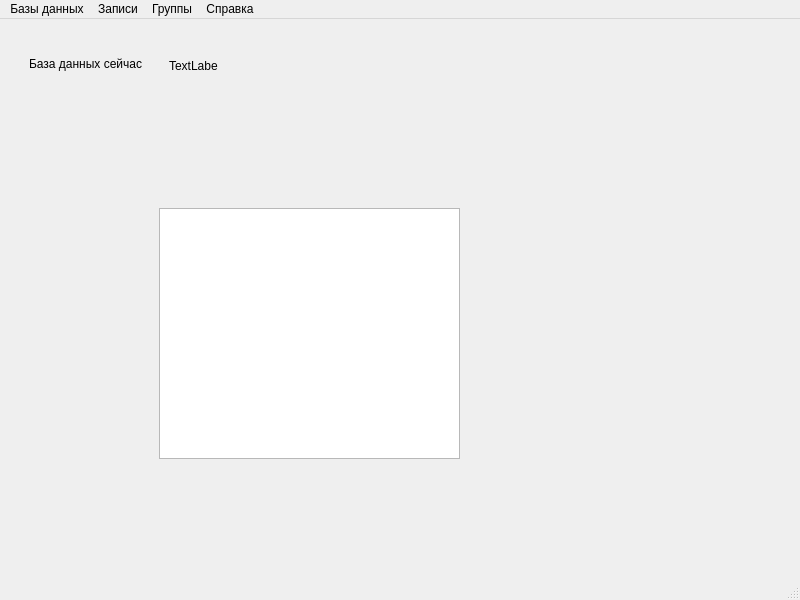
Above: mainwindow.ui from SNEGIKON13/Password-Manager before the change. Below: the same form after it.
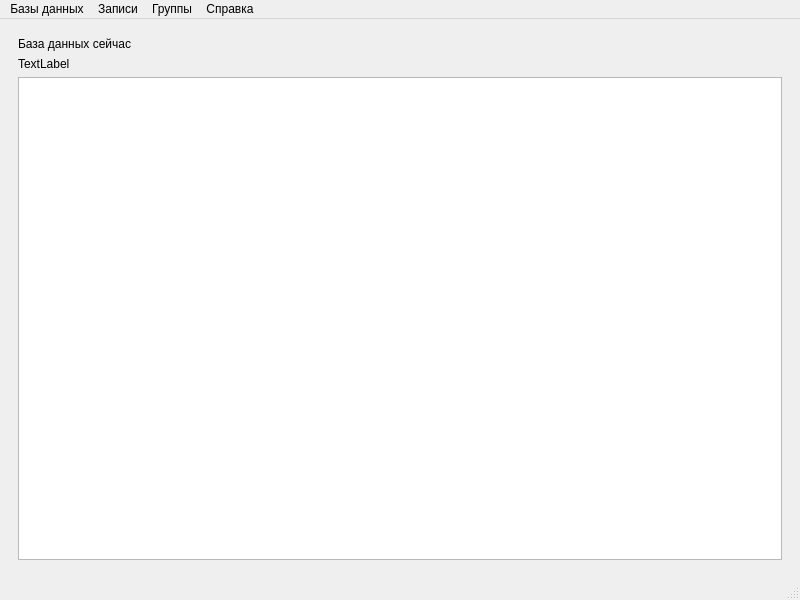
That is the form after the change.

Diff of the .ui file:
```diff
--- a/mainwindow.ui
+++ b/mainwindow.ui
@@ -14,57 +14,39 @@
    <string>MainWindow</string>
   </property>
   <widget class="QWidget" name="centralwidget">
+   <layout class="QVBoxLayout" name="verticalLayout_2">
+    <item>
    <widget class="QStackedWidget" name="stackedWidget">
-    <property name="geometry">
-     <rect>
-      <x>9</x>
-      <y>9</y>
-      <width>782</width>
-      <height>539</height>
-     </rect>
-    </property>
     <property name="currentIndex">
      <number>0</number>
     </property>
     <widget class="QWidget" name="pageBaseView">
+       <layout class="QVBoxLayout" name="verticalLayout">
+        <item>
      <widget class="QLabel" name="label">
-      <property name="geometry">
-       <rect>
-        <x>20</x>
-        <y>20</y>
-        <width>121</width>
-        <height>31</height>
-       </rect>
-      </property>
       <property name="text">
        <string>База данных сейчас</string>
       </property>
      </widget>
+        </item>
+        <item>
      <widget class="QLabel" name="label_2">
-      <property name="geometry">
-       <rect>
-        <x>160</x>
-        <y>30</y>
-        <width>49</width>
-        <height>16</height>
-       </rect>
-      </property>
       <property name="text">
        <string>TextLabel</string>
       </property>
      </widget>
-     <widget class="QTableWidget" name="tableWidget">
-      <property name="geometry">
-       <rect>
-        <x>150</x>
-        <y>180</y>
-        <width>301</width>
-        <height>251</height>
-       </rect>
-      </property>
-     </widget>
-    </widget>
-   </widget>
+        </item>
+        <item>
+         <widget class="QTableWidget" name="tableWidget"/>
+        </item>
+       </layout>
+       <zorder>tableWidget</zorder>
+       <zorder>label</zorder>
+       <zorder>label_2</zorder>
+      </widget>
+     </widget>
+    </item>
+   </layout>
   </widget>
   <widget class="QMenuBar" name="menubar">
    <property name="geometry">
```
Left out of the diff: 26 changed lines with no effect on the pictures. Lines whose indentation alone changed are shown as unchanged.
